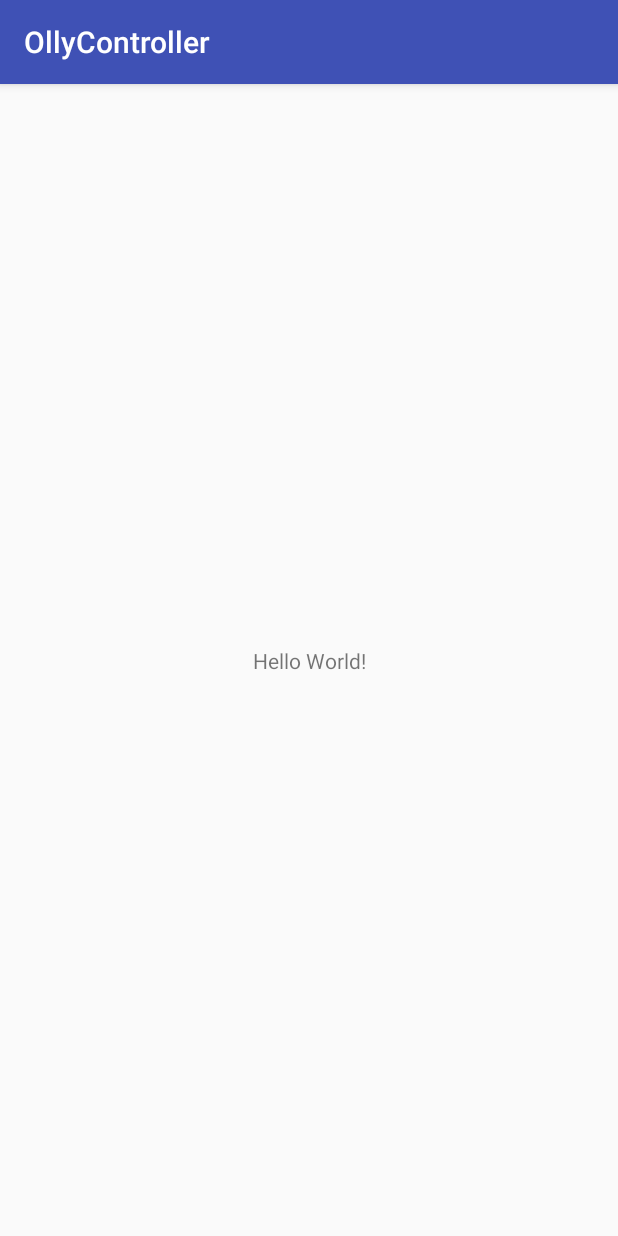
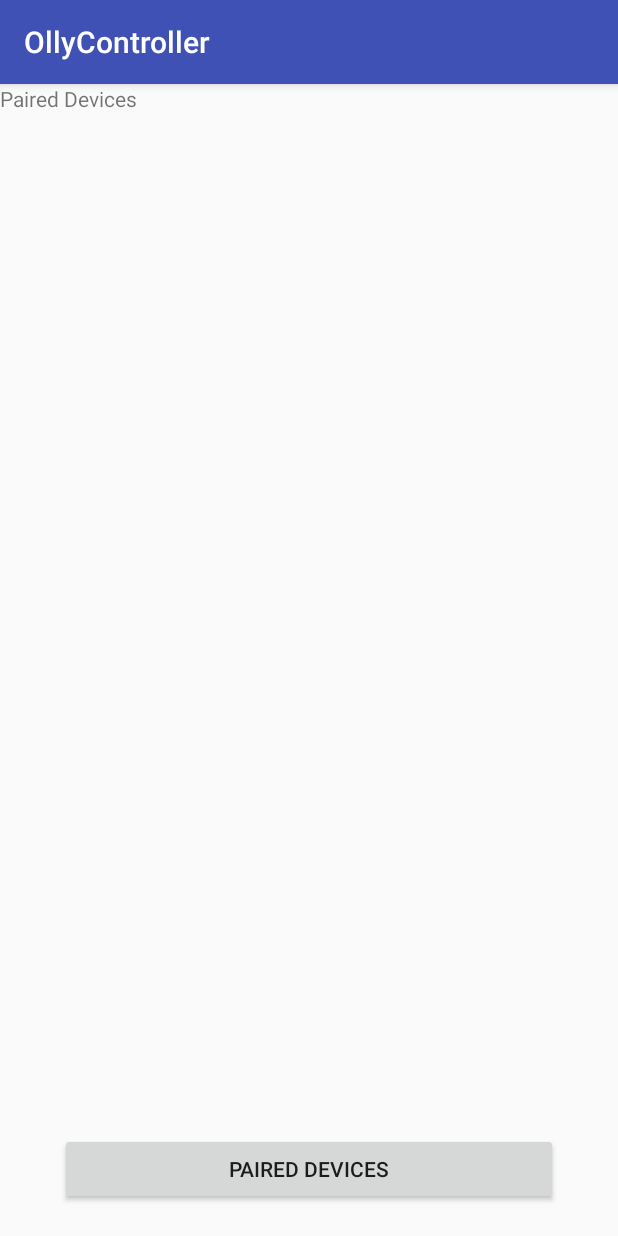
Before and after one commit to AnthonyJeffreyHo/Capstone-M2, an Android app: the screen it shows after launch (MainActivity), on a phone screen of 412 x 824 dp. Run offline under Robolectric (Android 15) with nearby library versions, the phone set to English and light mode, and no system bars.

Commit message:
half-completed code

```diff
--- a/app/build.gradle
+++ b/app/build.gradle
@@ -4,7 +4,7 @@ android {
     compileSdkVersion 26
     defaultConfig {
         applicationId "edu.temple.ollycontroller"
-        minSdkVersion 26
+        minSdkVersion 23
         targetSdkVersion 26
         versionCode 1
         versionName "1.0"
@@ -26,4 +26,5 @@ dependencies {
     testImplementation 'junit:junit:4.12'
     androidTestImplementation 'com.android.support.test:runner:1.0.1'
     androidTestImplementation 'com.android.support.test.espresso:espresso-core:3.0.1'
+    compile 'com.android.support:appcompat-v7:26.0.0'
 }
--- a/app/src/main/AndroidManifest.xml
+++ b/app/src/main/AndroidManifest.xml
@@ -1,6 +1,10 @@
 <?xml version="1.0" encoding="utf-8"?>
 <manifest xmlns:android="http://schemas.android.com/apk/res/android"
     package="edu.temple.ollycontroller">
+
+    <uses-permission android:name="android.permission.BLUETOOTH"/>
+    <uses-permission android:name="android.permission.BLUETOOTH_ADMIN"/>
+
 
     <application
         android:allowBackup="true"
--- a/app/src/main/java/edu/temple/ollycontroller/MainActivity.java
+++ b/app/src/main/java/edu/temple/ollycontroller/MainActivity.java
@@ -1,13 +1,106 @@
 package edu.temple.ollycontroller;
 
+import android.bluetooth.BluetoothAdapter;
+import android.bluetooth.BluetoothDevice;
+import android.content.Intent;
 import android.support.v7.app.AppCompatActivity;
 import android.os.Bundle;
+import android.view.View;
+import android.widget.AdapterView;
+import android.widget.ArrayAdapter;
+import android.widget.Button;
+import android.widget.ListView;
+import android.widget.TextView;
+import android.widget.Toast;
+
+import java.util.ArrayList;
+import java.util.Set;
 
 public class MainActivity extends AppCompatActivity {
+
+
+    //widgets
+    Button btnPaired;
+    ListView devicelist;
+    //Bluetooth
+    private BluetoothAdapter myBluetooth = null;
+    private Set<BluetoothDevice> pairedDevices;
+    public static String EXTRA_ADDRESS = "device_address";
 
     @Override
     protected void onCreate(Bundle savedInstanceState) {
         super.onCreate(savedInstanceState);
         setContentView(R.layout.activity_main);
+
+
+
+        //Calling widgets
+        btnPaired = (Button)findViewById(R.id.button);
+        devicelist = (ListView)findViewById(R.id.listView);
+
+        //if the device has bluetooth
+        myBluetooth = BluetoothAdapter.getDefaultAdapter();
+
+        if(myBluetooth == null)
+        {
+            //Show a mensag. that the device has no bluetooth adapter
+            Toast.makeText(getApplicationContext(), "Bluetooth Device Not Available", Toast.LENGTH_LONG).show();
+
+            //finish apk
+            finish();
+        }
+        else if(!myBluetooth.isEnabled())
+        {
+            //Ask to the user turn the bluetooth on
+            Intent turnBTon = new Intent(BluetoothAdapter.ACTION_REQUEST_ENABLE);
+            startActivityForResult(turnBTon,1);
+        }
+
+        btnPaired.setOnClickListener(new View.OnClickListener() {
+            @Override
+            public void onClick(View v)
+            {
+                pairedDevicesList();
+            }
+        });
+
     }
+    private void pairedDevicesList(){
+        pairedDevices = myBluetooth.getBondedDevices();
+        ArrayList list = new ArrayList();
+
+        if (pairedDevices.size()>0)
+        {
+            for(BluetoothDevice bt : pairedDevices)
+            {
+                list.add(bt.getName() + "\n" + bt.getAddress()); //Get the device's name and the address
+            }
+        }
+        else
+        {
+            Toast.makeText(getApplicationContext(), "No Paired Bluetooth Devices Found.", Toast.LENGTH_LONG).show();
+        }
+
+        final ArrayAdapter adapter = new ArrayAdapter(this,android.R.layout.simple_list_item_1, list);
+        devicelist.setAdapter(adapter);
+        devicelist.setOnItemClickListener(myListClickListener); //Method called when the device from the list is clicked
+    }
+
+    private AdapterView.OnItemClickListener myListClickListener = new AdapterView.OnItemClickListener()
+    {
+        public void onItemClick (AdapterView<?> av, View v, int arg2, long arg3)
+        {
+            // Get the device MAC address, the last 17 chars in the View
+            String info = ((TextView) v).getText().toString();
+            String address = info.substring(info.length() - 17);
+
+            // Make an intent to start next activity.
+            Intent i = new Intent(MainActivity.this, ledControl.class);
+
+            //Change the activity.
+            i.putExtra(EXTRA_ADDRESS, address); //this will be received at ledControl (class) Activity
+            startActivity(i);
+        }
+    };
+
 }
--- a/app/src/main/res/layout/activity_main.xml
+++ b/app/src/main/res/layout/activity_main.xml
@@ -7,12 +7,41 @@
     tools:context="edu.temple.ollycontroller.MainActivity">
 
     <TextView
+        android:id="@+id/textView"
         android:layout_width="wrap_content"
         android:layout_height="wrap_content"
-        android:text="Hello World!"
+        android:layout_alignParentLeft="true"
+        android:layout_alignParentStart="true"
+        android:layout_alignParentTop="true"
+        android:text="Paired Devices" />
+
+    <Button
+        android:id="@+id/button"
+        android:layout_width="332dp"
+        android:layout_height="wrap_content"
+        android:layout_alignParentBottom="true"
+        android:layout_alignParentEnd="true"
+        android:layout_alignParentLeft="true"
+        android:layout_alignParentRight="true"
+        android:layout_alignParentStart="true"
+        android:layout_marginBottom="8dp"
+        android:layout_marginEnd="8dp"
+        android:layout_marginStart="8dp"
+        android:layout_marginTop="8dp"
+        android:text="Paired Devices"
         app:layout_constraintBottom_toBottomOf="parent"
-        app:layout_constraintLeft_toLeftOf="parent"
-        app:layout_constraintRight_toRightOf="parent"
-        app:layout_constraintTop_toTopOf="parent" />
+        app:layout_constraintEnd_toEndOf="parent"
+        app:layout_constraintHorizontal_bias="0.502"
+        app:layout_constraintStart_toStartOf="parent"
+        app:layout_constraintTop_toTopOf="parent"
+        app:layout_constraintVertical_bias="0.982" />
+
+    <ListView
+        android:id="@+id/listView"
+        android:layout_width="wrap_content"
+        android:layout_height="wrap_content"
+        android:layout_above="@+id/button"
+        android:layout_below="@+id/textView"
+        android:layout_centerHorizontal="true" />
 
 </android.support.constraint.ConstraintLayout>
```
Also changed, not shown: app/src/main/java/edu/temple/ollycontroller/ledControl.java (added, +8 -0 lines).
